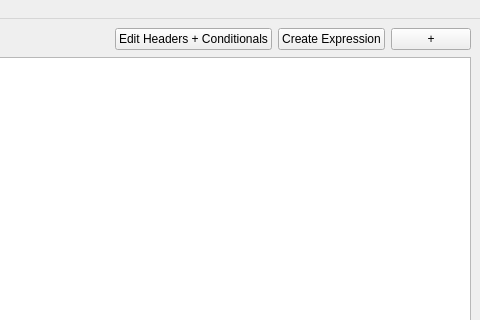
The window that forms/MainWindow.ui (jkulskis/stock-copter) describes before a commit, drawn with Qt 5; both pictures show x 454 to 934 and y 0 to 320 of the 934 by 502 pixel window.
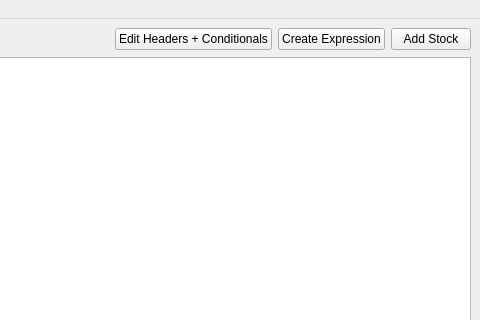
The same window after the commit.

Commit message: start of stock viewer dialog

```diff
--- a/forms/MainWindow.ui
+++ b/forms/MainWindow.ui
@@ -75,7 +75,7 @@
          </sizepolicy>
         </property>
         <property name="text">
-         <string>+</string>
+         <string>Add Stock</string>
         </property>
        </widget>
       </item>
```
The commit also changes 16 other files.
